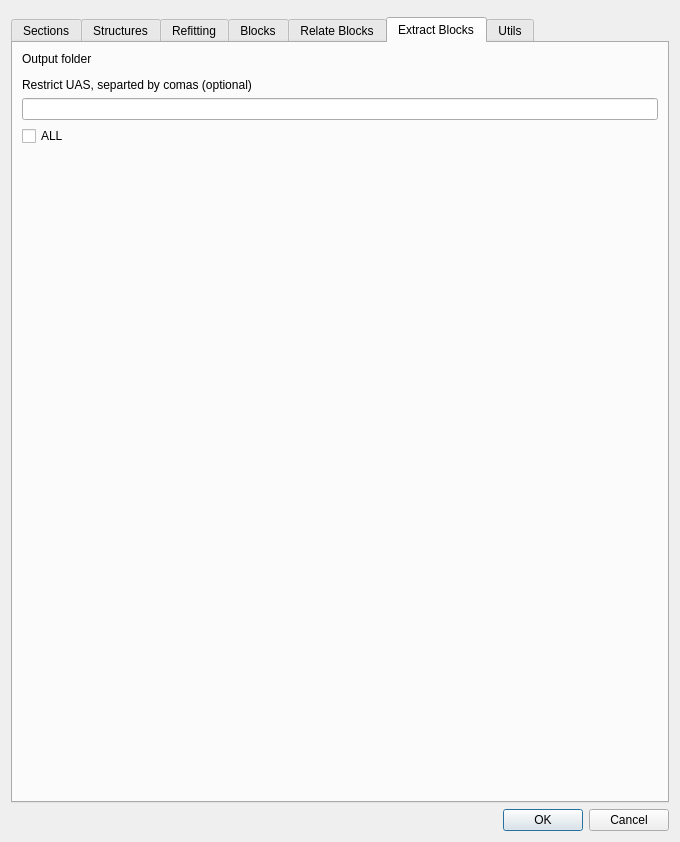
Before: the Qt Designer form sugar_tools_dialog.ui in psigcat/sugartools, drawn with Qt 5.
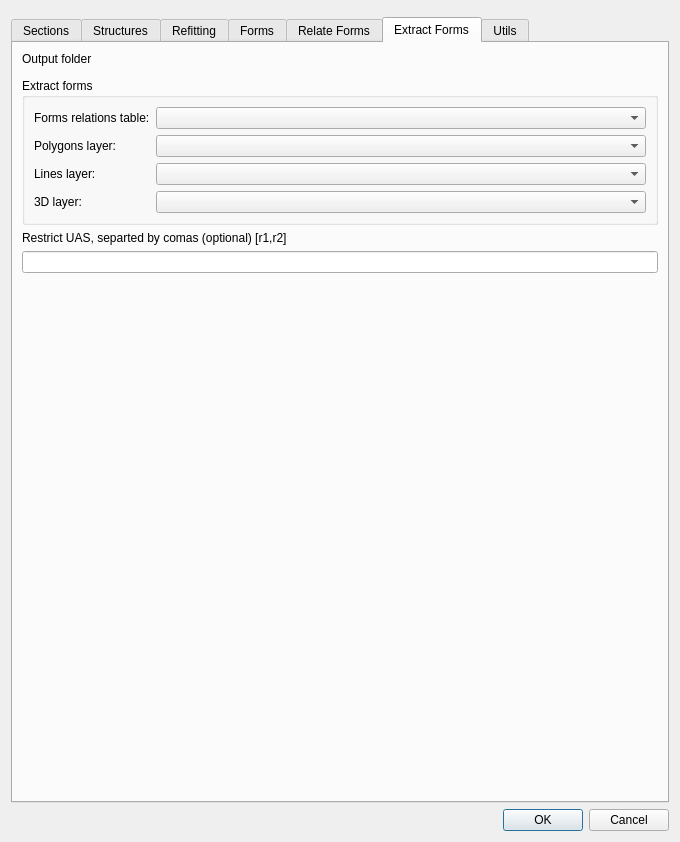
After: the same form once the commit is applied. The open tabs and pages were chosen to show the change. Custom widgets are drawn as their Qt base class.

Commit message: tool5: save relations from widget to table, see #5

```diff
--- a/sugar_tools_dialog.ui
+++ b/sugar_tools_dialog.ui
@@ -602,7 +602,7 @@
      </widget>
      <widget class="QWidget" name="tabBlocks">
       <attribute name="title">
-       <string>Blocks</string>
+       <string>Forms</string>
       </attribute>
       <layout class="QVBoxLayout" name="verticalLayout">
        <item>
@@ -725,7 +725,7 @@
      </widget>
      <widget class="QWidget" name="tabRelateBlocks">
       <attribute name="title">
-       <string>Relate Blocks</string>
+       <string>Relate Forms</string>
       </attribute>
       <layout class="QVBoxLayout" name="verticalLayout_7">
        <item>
@@ -796,7 +796,7 @@
      </widget>
      <widget class="QWidget" name="tabExtractBlocks">
       <attribute name="title">
-       <string>Extract Blocks</string>
+       <string>Extract Forms</string>
       </attribute>
       <layout class="QVBoxLayout" name="verticalLayout_8">
        <item>
@@ -809,23 +809,65 @@
        <item>
         <widget class="QgsFileWidget" name="extractblocks_folder"/>
        </item>
+       <item>
+        <widget class="QGroupBox" name="groupBox_9">
+         <property name="title">
+          <string>Extract forms</string>
+         </property>
+         <layout class="QFormLayout" name="formLayout_2">
+          <item row="1" column="0">
+           <widget class="QLabel" name="label_34">
+            <property name="text">
+             <string>Polygons layer:</string>
+            </property>
+           </widget>
+          </item>
+          <item row="1" column="1">
+           <widget class="QgsMapLayerComboBox" name="mMapLayerComboBox"/>
+          </item>
+          <item row="2" column="0">
+           <widget class="QLabel" name="label_35">
+            <property name="text">
+             <string>Lines layer:</string>
+            </property>
+           </widget>
+          </item>
+          <item row="3" column="0">
+           <widget class="QLabel" name="label_36">
+            <property name="text">
+             <string>3D layer:</string>
+            </property>
+           </widget>
+          </item>
+          <item row="2" column="1">
+           <widget class="QgsMapLayerComboBox" name="mMapLayerComboBox_2"/>
+          </item>
+          <item row="3" column="1">
+           <widget class="QgsMapLayerComboBox" name="mMapLayerComboBox_3"/>
+          </item>
+          <item row="0" column="1">
+           <widget class="QgsMapLayerComboBox" name="mMapLayerComboBox_4"/>
+          </item>
+          <item row="0" column="0">
+           <widget class="QLabel" name="label_37">
+            <property name="text">
+             <string>Forms relations table:</string>
+            </property>
+           </widget>
+          </item>
+         </layout>
+        </widget>
+       </item>
        <item>
         <widget class="QLabel" name="label_31">
          <property name="text">
-          <string>Restrict UAS, separted by comas (optional)</string>
+          <string>Restrict UAS, separted by comas (optional) [r1,r2]</string>
          </property>
         </widget>
        </item>
        <item>
         <widget class="QLineEdit" name="lineEdit"/>
        </item>
-       <item>
-        <widget class="QCheckBox" name="checkBox">
-         <property name="text">
-          <string>ALL</string>
-         </property>
-        </widget>
-       </item>
        <item>
         <spacer name="verticalSpacer_10">
          <property name="orientation">
```
Left out of the diff: 17 changed lines with no effect on the pictures. The commit also changes 1 other file.
